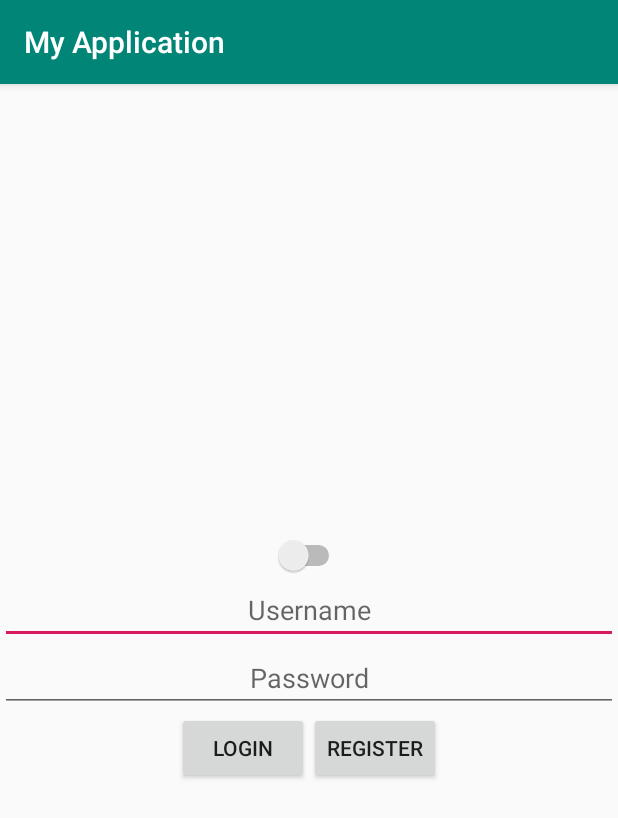
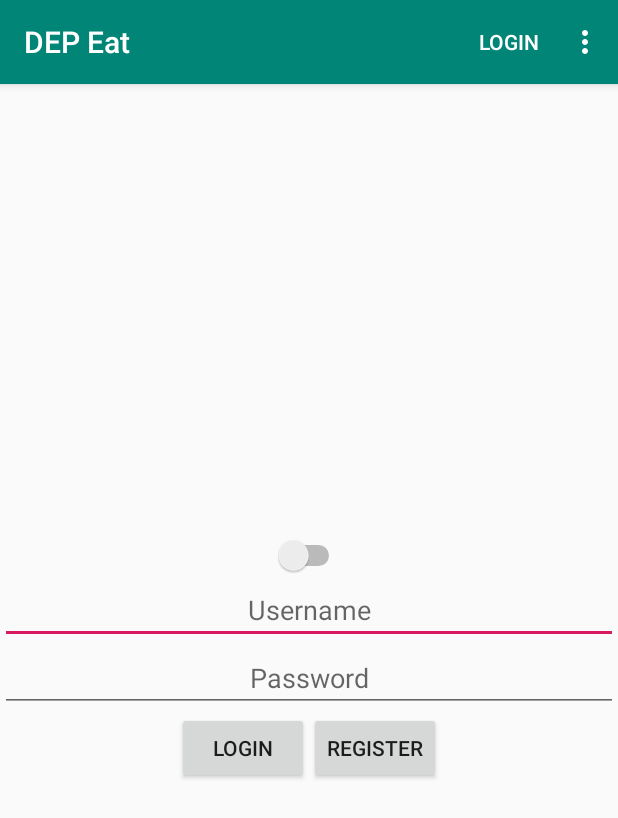
Before and after one commit to Antonino998/DEPeat, an Android app: the screen it shows after launch (MainActivity), on a phone screen of 412 x 824 dp. Shown: the top 818 px of the screen. Run offline under Robolectric (Android 15) with nearby library versions, the phone set to English and light mode, and no system bars.

Commit message:
Aggiunta menu

```diff
--- a/app/src/main/java/com/example/depeat/ui/activities/MainActivity.java
+++ b/app/src/main/java/com/example/depeat/ui/activities/MainActivity.java
@@ -5,6 +5,9 @@ import android.graphics.Color;
 import android.support.v7.app.AppCompatActivity;
 import android.os.Bundle;
 import android.util.Log;
+import android.view.Menu;
+import android.view.MenuInflater;
+import android.view.MenuItem;
 import android.view.View;
 import android.widget.Button;
 import android.widget.CompoundButton;
@@ -16,15 +19,17 @@ import android.widget.Toast;
 import com.example.depeat.R;
 import com.example.depeat.Utilities;
 
-public  class MainActivity extends AppCompatActivity implements  View.OnClickListener{
+public class MainActivity extends AppCompatActivity implements View.OnClickListener {
     LinearLayout ln;
     Button loginBtn;
     Button register;
     EditText mail_ed;
     EditText psw_ed;
-        Intent openpage1;
-        Intent  opemRegister;
+
+    Intent opemRegister;
     Switch swBackground;
+
+
     @Override
     protected void onCreate(Bundle savedInstanceState) {
         super.onCreate(savedInstanceState);
@@ -35,10 +40,10 @@ public  class MainActivity extends AppCompatActivity implements  View.OnClickLis
         mail_ed = findViewById(R.id.email_text);
         psw_ed = findViewById(R.id.password_text);
 
-            swBackground=findViewById(R.id.cb_activity);
+        swBackground = findViewById(R.id.cb_activity);
         ln = findViewById(R.id.linear_pricipale);
 
-            if (!hasInvitationCode()){
+        if (!hasInvitationCode()) {
             register.setVisibility(View.INVISIBLE);
         }
 
@@ -51,36 +56,55 @@ public  class MainActivity extends AppCompatActivity implements  View.OnClickLis
             }
         });
 
-            Log.i("Lifecycle","Activity created");
+        Log.i("Lifecycle", "Activity created");
 
 
     }
-        private void cambiaSfondo(boolean isChecked){
+
+    @Override
+    public boolean onCreateOptionsMenu(Menu menu) {
+        MenuInflater inflater = getMenuInflater();
+        inflater.inflate(R.menu.menu_main, menu);
+        return true;
+    }
+
+    @Override
+    public boolean onOptionsItemSelected(MenuItem item) {
+
+        if (item.getItemId() == R.id.login_menu) {
+            startActivity(new Intent(this, RgisterActivity.class));
+            return true;
+        }else if(item.getItemId() == R.id.checkout_menu){
+            startActivity(new Intent(this,CheckoutActivity.class));
+            return true;
+        }
+        return super.onOptionsItemSelected(item);
+    }
+
+    private void cambiaSfondo(boolean isChecked) {
         ln.setId(R.id.linear_pricipale);
-            if(isChecked) {
+        if (isChecked) {
             ln.setBackgroundColor(Color.GREEN);
-            }else
+        } else
             ln.setBackgroundColor(Color.WHITE);
 
     }
-        void showToast(String testo){
-            Toast.makeText(this,testo, Toast.LENGTH_LONG).show();
+
+    void showToast(String testo) {
+        Toast.makeText(this, testo, Toast.LENGTH_LONG).show();
     }
 
-        private boolean hasInvitationCode(){
+    private boolean hasInvitationCode() {
         return true;
     }
 
 
-
     @Override
     public void onClick(View v) {
-            if(v.getId() == R.id.login_btn){
+        if (v.getId() == R.id.login_btn) {
             doLogin();
-                String email=mail_ed.getText().toString();
-            }
-
-            else if(v.getId() == R.id.register_botton) {
+            String email = mail_ed.getText().toString();
+        } else if (v.getId() == R.id.register_botton) {
             opemRegister = new Intent(this, RgisterActivity.class);
             startActivity(opemRegister);
         }
@@ -88,16 +112,15 @@ public  class MainActivity extends AppCompatActivity implements  View.OnClickLis
     }
 
     private void doLogin() {
-            String mail=mail_ed.getText().toString();
+        String mail = mail_ed.getText().toString();
 
-            if(Utilities.controlEmail(mail) && psw_ed.getText().toString().length()>7){
+        if (Utilities.controlEmail(mail) && psw_ed.getText().toString().length() > 7) {
 
             showToast("Credenziali corrette");
 
-            }
-
-            else{
+        } else {
 
             showToast("Credenziali errate o incorrette");
-            }}
         }
+    }
+}
--- a/app/src/main/res/layout/register_activity.xml
+++ b/app/src/main/res/layout/register_activity.xml
@@ -8,8 +8,7 @@
         android:layout_width="match_parent"
         android:layout_height="match_parent"
         android:gravity="center"
-        android:orientation="vertical"
-       >
+        android:orientation="vertical">
 
         <EditText
             android:layout_width="wrap_content"
--- /dev/null
+++ b/app/src/main/res/menu/menu_main.xml
@@ -0,0 +1,18 @@
+<?xml version="1.0" encoding="utf-8"?>
+<menu xmlns:android="http://schemas.android.com/apk/res/android"
+    xmlns:app="http://schemas.android.com/apk/res-auto">
+<group>
+    <item android:id="@+id/login_menu"
+        android:title="@string/login"
+        app:showAsAction="always"
+        />
+
+    <item
+        android:id="@+id/checkout_menu"
+        android:title="@string/checkout"
+        />
+
+</group>
+
+
+</menu>
--- a/app/src/main/res/values/strings.xml
+++ b/app/src/main/res/values/strings.xml
@@ -1,5 +1,5 @@
 <resources>
-    <string name="app_name">My Application</string>
+    <string name="app_name">DEP Eat</string>
     <string name="username"> Username</string>
     <string name="password">Password</string>
     <string name="login">Login</string>
@@ -8,5 +8,7 @@
     <string name="registra_cognome">Inserisci cognome</string>
     <string name="conferma_password"> Conferma Password</string>
     <string name="numero_telefono">Numero Tel</string>
+    <string name="checkout">Check Out</string>
+
 
 </resources>
```
Lines whose indentation alone changed are shown as unchanged.
